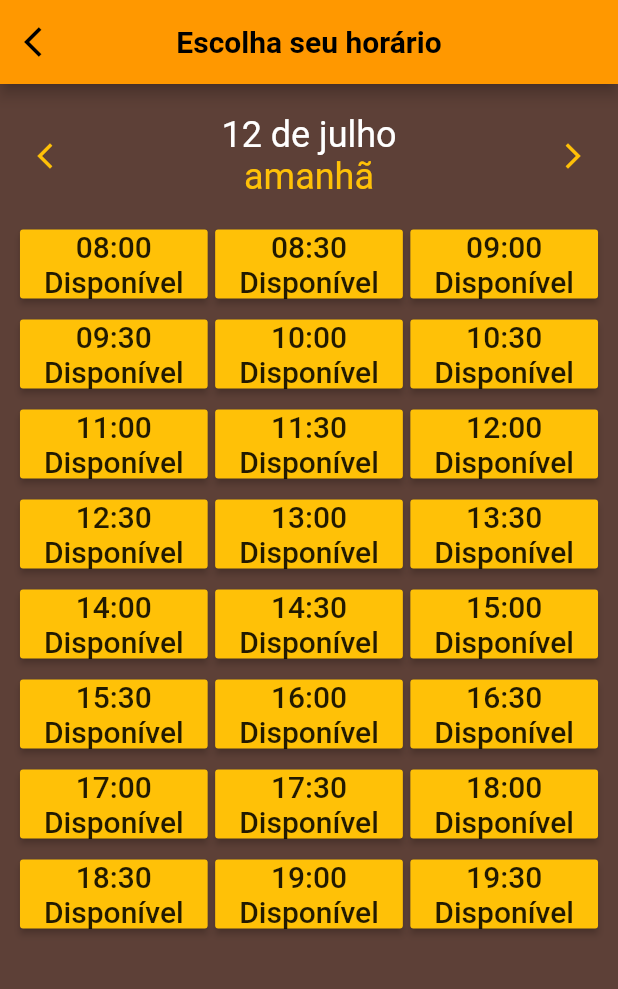
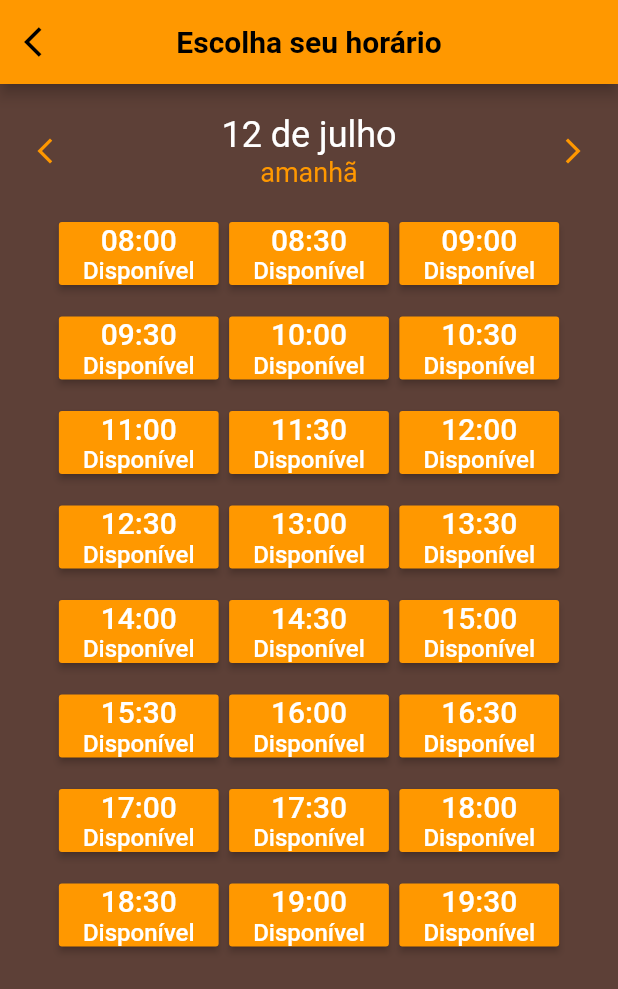
Before and after one commit to mendesviton/barber-proway, a Flutter app: the CalendarPage screen opened directly, on a phone screen of 412 x 824 dp. Shown: the top 989 px of the screen. Run offline on Flutter 3.47's test engine with Material 2 defaults, Android fonts, the phone set to English and light mode, and no system bars.

Commit message:
[change] colors calendar

```diff
--- a/lib/presenter/calendar/widgets/body_calendar.dart
+++ b/lib/presenter/calendar/widgets/body_calendar.dart
@@ -26,7 +26,7 @@ class _CalendarBodyState extends State<CalendarBody> {
                 const Icon(
                   Icons.arrow_back_ios_new_sharp,
                   size: 20,
-                  color: Colors.amber,
+                  color: Colors.orange,
                 ),
                 Column(
                   children: const [
@@ -40,8 +40,8 @@ class _CalendarBodyState extends State<CalendarBody> {
                     Text(
                       "amanhã",
                       style: TextStyle(
-                        fontSize: 24,
-                        color: Colors.amber,
+                        fontSize: 18,
+                        color: Colors.orange,
                       ),
                     ),
                   ],
@@ -49,14 +49,14 @@ class _CalendarBodyState extends State<CalendarBody> {
                 const Icon(
                   Icons.arrow_forward_ios_sharp,
                   size: 20,
-                  color: Colors.amber,
+                  color: Colors.orange,
                 ),
               ],
             ),
           ),
           Wrap(
-            spacing: 5,
-            runSpacing: 12,
+            spacing: 7,
+            runSpacing: 15,
             children: buildButtons(),
           ),
         ],
@@ -68,9 +68,9 @@ class _CalendarBodyState extends State<CalendarBody> {
     List<Widget> listButtons = List.generate(
       24,
       (i) {
-        Color colorButton = Colors.amber;
+        Color colorButton = Colors.orange;
         if (myButtons.isNotEmpty && myButtons[i].isNotEmpty) {
-          colorButton = myButtons[i]['active'] ? Colors.grey : Colors.amber;
+          colorButton = myButtons[i]['active'] ? Colors.grey : Colors.orange;
         }
 
         String option = "Disponível";
@@ -117,11 +117,11 @@ class _CalendarBodyState extends State<CalendarBody> {
             children: [
               Text(
                 horario[i].toString(),
-                style: const TextStyle(fontSize: 20),
+                style: const TextStyle(fontSize: 20, color: Colors.white),
               ),
               Text(
                 option,
-                style: const TextStyle(fontSize: 20),
+                style: const TextStyle(fontSize: 16, color: Colors.white),
               ),
             ],
           ),
```
